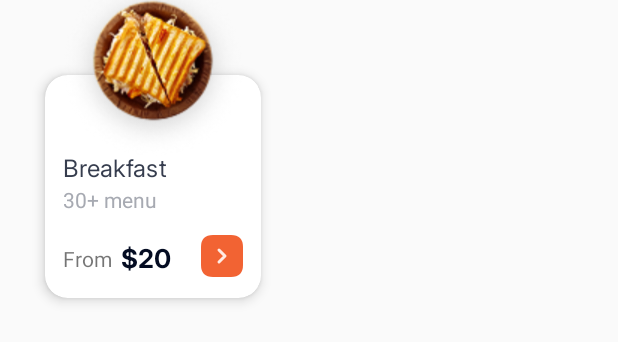
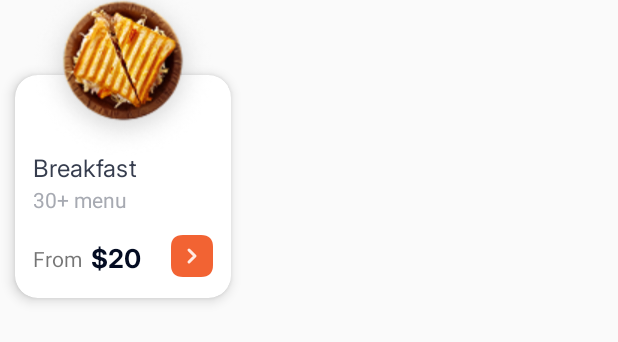
Before and after one commit to acan12/nyamnyam, an Android app: the layout item_product.xml on its own in the app's theme, with its tools: preview values and no code run, on a phone screen of 412 x 824 dp. Shown: the top 342 px of the screen. Run offline under Robolectric (Android 15) with nearby library versions, the phone set to English and light mode, and no system bars.

Commit message:
adjust size of margin between widget

```diff
--- a/app/src/main/res/layout/item_product.xml
+++ b/app/src/main/res/layout/item_product.xml
@@ -3,7 +3,7 @@
     xmlns:app="http://schemas.android.com/apk/res-auto"
     android:layout_width="wrap_content"
     android:layout_height="wrap_content"
-    android:layout_marginHorizontal="20dp"
+    android:layout_marginEnd="5dp"
     android:layout_marginBottom="10dp">
 
     <RelativeLayout
```
